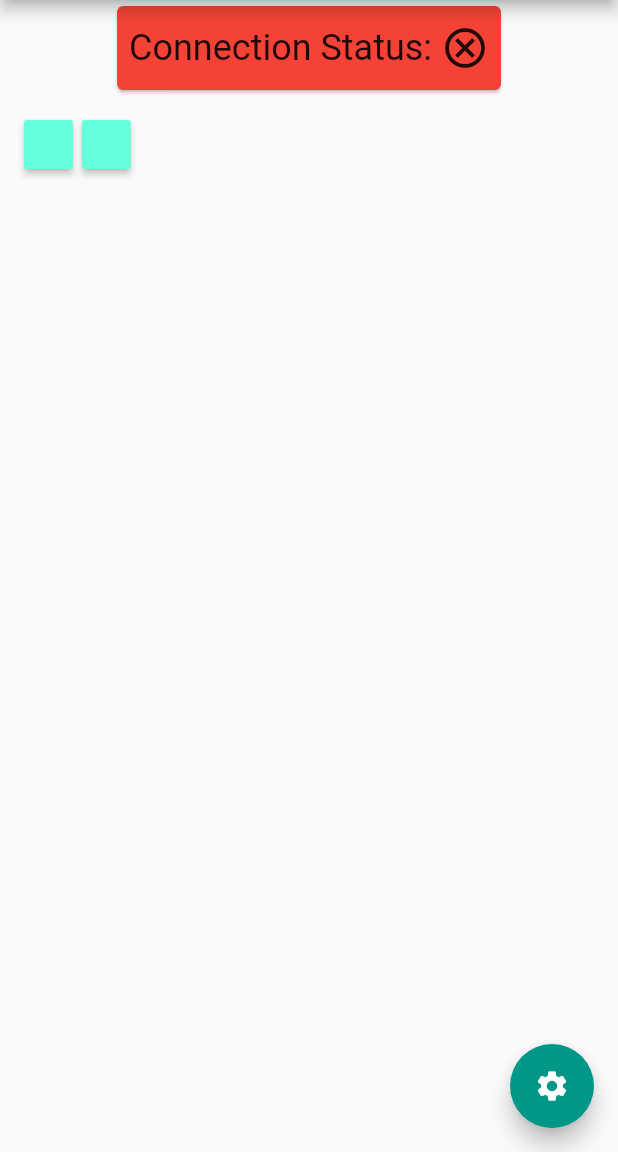
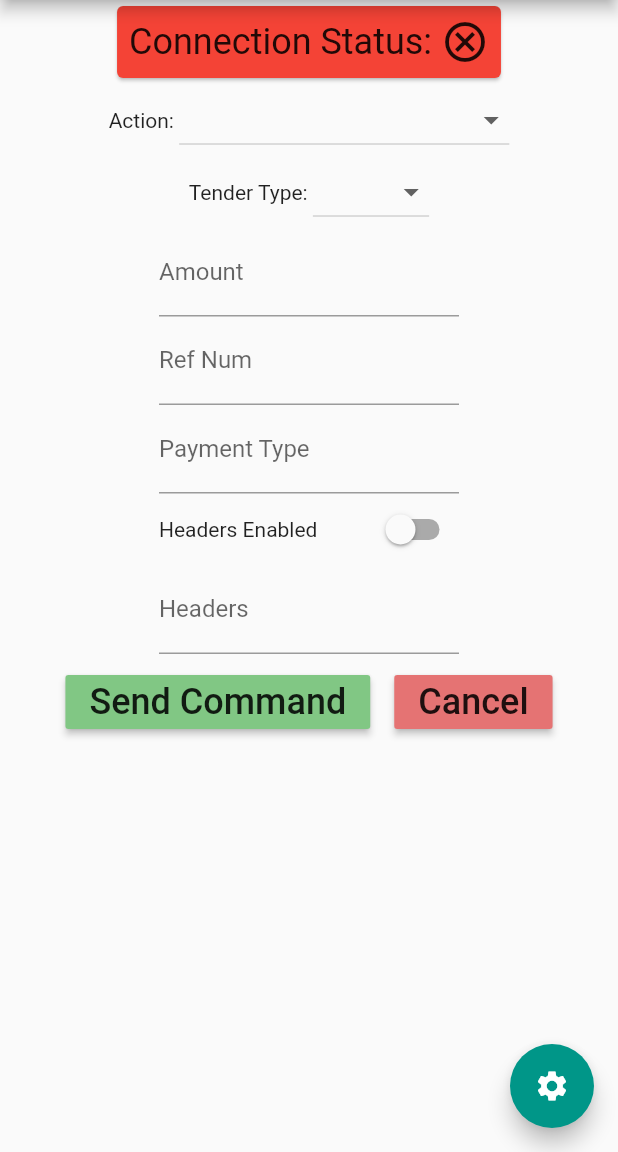
Before and after one commit to jordan-lumley/payments_runner, a Flutter app: the screen it shows after launch, on a phone screen of 412 x 824 dp, the part 84-1236 px from its top. Run offline on Flutter 3.47's test engine with Material 2 defaults, Android fonts, the phone set to English and light mode, and no system bars; missing offline and left inert: engine.

Commit message:
made runner more modular

```diff
--- a/lib/main.dart
+++ b/lib/main.dart
@@ -28,7 +28,7 @@ class MyHomePage extends StatefulWidget {
 class _MyHomePageState extends State<MyHomePage>
     with SingleTickerProviderStateMixin {
   TextEditingController _hostIpController =
-      TextEditingController(text: "192.168.100.81");
+      TextEditingController(text: "10.10.1.144");
 
   TextEditingController _hostPortController =
       TextEditingController(text: "53000");
@@ -48,6 +48,57 @@ class _MyHomePageState extends State<MyHomePage>
     super.dispose();
   }
 
+  List _actions = [
+    "SALE",
+    "REFUND",
+    "VOID",
+    "PRINT_RECEIPT",
+    "ISSUE_GIFT",
+    "INQUIRE_GIFT",
+    "UPDATE_RECEIPT_HEADER",
+    "CLOSE_BATCH"
+  ];
+
+  List _tenderTypes = ["CREDIT", "DEBIT", "GIFT", "EBT"];
+
+  String? _currentAction;
+  String? _currentTenderType;
+  Map? _currentExtData;
+  TextEditingController _amountController = TextEditingController();
+  TextEditingController _refNumController = TextEditingController();
+  TextEditingController _paymentTypeController = TextEditingController();
+  TextEditingController _headerController = TextEditingController();
+  bool _headersEnabled = false;
+  List _headerList = [];
+
+  _sendCommand() async {
+    var amount = "0";
+    if (_amountController.text != "") {
+      amount = _amountController.text;
+    }
+    _currentExtData = {
+      "amount": int.parse(amount),
+      "refNum": _refNumController.text,
+      "paymentType": _paymentTypeController.text,
+      "enabled": _headersEnabled,
+      "headers": [_headerController.text]
+    };
+    await SocketBroker(
+            host: _hostIpController.text,
+            port: int.parse(_hostPortController.text))
+        .connect(onError: (err) {
+      print(err);
+    }, whenConnected: (socket) async {
+      socket.writeJson(
+        {
+          "action": _currentAction,
+          "tenderType": _currentTenderType,
+          "extData": _currentExtData
+        },
+      );
+    });
+  }
+
   @override
   Widget build(BuildContext context) {
     return Scaffold(
@@ -56,9 +107,7 @@ class _MyHomePageState extends State<MyHomePage>
       ),
       body: Column(
         children: [
-          Expanded(
-            flex: 2,
-            child: Card(
+          Card(
             color: _isHostConfigured ? Colors.lightGreen : Colors.red,
             child: Padding(
               padding: const EdgeInsets.all(8.0),
@@ -84,62 +133,135 @@ class _MyHomePageState extends State<MyHomePage>
               ),
             ),
           ),
-          ),
-          Expanded(
-            flex: 22,
-            child: GridView.count(
-              crossAxisCount: 10,
-              padding: EdgeInsets.all(16),
-              crossAxisSpacing: 6,
+          Row(
+            mainAxisAlignment: MainAxisAlignment.center,
             children: [
-                MaterialButton(
-                  color: Colors.tealAccent,
-                  onPressed: () async {
-                    var pinPadSocket = SocketBroker.sockets.firstWhere(
-                      (element) => element.host == _hostIpController.text,
+              Text("Action: "),
+              DropdownButton(
+                value: _currentAction,
+                items: _actions.map((action) {
+                  return new DropdownMenuItem<String>(
+                    value: action,
+                    child: new Text(action,
+                        style: new TextStyle(color: Colors.black)),
                   );
-
-                    await pinPadSocket.connect(onError: (err) {
-                      print(err);
+                }).toList(),
+                onChanged: (String? val) {
                   setState(() {
-                        _isHostConfigured = false;
-                      });
-                    }, whenConnected: (socket) async {
-                      socket.writeJson({"": "asdf"});
+                    _currentAction = val;
                   });
                 },
+              ),
+            ],
+          ),
+          Row(
+            mainAxisAlignment: MainAxisAlignment.center,
+            children: [
+              Text("Tender Type: "),
+              DropdownButton(
+                value: _currentTenderType,
+                items: _tenderTypes.map((tenderType) {
+                  return new DropdownMenuItem<String>(
+                    value: tenderType,
+                    child: new Text(tenderType,
+                        style: new TextStyle(color: Colors.black)),
+                  );
+                }).toList(),
+                onChanged: (String? val) {
+                  setState(() {
+                    _currentTenderType = val;
+                  });
+                },
+              ),
+            ],
+          ),
+          SizedBox(
+              child: TextField(
+                controller: _amountController,
+                decoration: InputDecoration(
+                  labelText: 'Amount',
+                ),
+              ),
+              width: 200),
+          SizedBox(
+              child: TextField(
+                controller: _refNumController,
+                decoration: InputDecoration(
+                  labelText: 'Ref Num',
+                ),
+              ),
+              width: 200),
+          SizedBox(
+              child: TextField(
+                controller: _paymentTypeController,
+                decoration: InputDecoration(
+                  labelText: 'Payment Type',
+                ),
+              ),
+              width: 200),
+          SizedBox(
+              child: Row(
+                  mainAxisAlignment: MainAxisAlignment.spaceBetween,
+                  children: <Widget>[
+                    Text("Headers Enabled"),
+                    Switch(
+                        onChanged: (val) {
+                          setState(() {
+                            _headersEnabled = val;
+                          });
+                        },
+                        value: _headersEnabled)
+                  ]),
+              width: 200),
+          SizedBox(
+              child: TextField(
+                controller: _headerController,
+                decoration: InputDecoration(
+                  labelText: 'Headers',
+                ),
+              ),
+              width: 200),
+          Row(
+            mainAxisAlignment: MainAxisAlignment.center,
+            children: [
+              Padding(
+                padding: const EdgeInsets.all(8.0),
+                child: MaterialButton(
+                  color: Colors.green[300],
+                  onPressed: () async {
+                    await _sendCommand();
+                  },
                   child: Text(
-                    'Sale',
+                    'Send Command',
                     style: TextStyle(
                       fontSize: 24,
                     ),
                   ),
                 ),
-                MaterialButton(
-                  color: Colors.tealAccent,
+              ),
+              Padding(
+                padding: const EdgeInsets.all(8.0),
+                child: MaterialButton(
+                  color: Colors.red[300],
                   onPressed: () async {
-                    var pinPadSocket = SocketBroker.sockets.firstWhere(
-                      (element) => element.host == _hostIpController.text,
-                    );
-
-                    await pinPadSocket.connect(onError: (err) {
+                    await SocketBroker(
+                            host: _hostIpController.text,
+                            port: int.parse(_hostPortController.text))
+                        .connect(onError: (err) {
                       print(err);
-                      setState(() {
-                        _isHostConfigured = false;
-                      });
                     }, whenConnected: (socket) async {
-                      socket.writeJson({"": "asdf"});
+                      socket.writeJson({"action": "CANCEL"});
                     });
                   },
                   child: Text(
-                    'Refund',
+                    'Cancel',
                     style: TextStyle(
                       fontSize: 24,
                     ),
                   ),
                 ),
+              ),
             ],
-            ),
           ),
         ],
       ),
@@ -169,13 +291,14 @@ class _MyHomePageState extends State<MyHomePage>
                   TextButton(
                     child: Text('Save'),
                     onPressed: () async {
-                      SocketBroker.sockets.add(
-                        SocketObject(
+                      await SocketBroker(
                               host: _hostIpController.text,
-                          port: int.parse(_hostPortController.text),
-                        ),
-                      );
-
+                              port: int.parse(_hostPortController.text))
+                          .connect(onError: (err) {
+                        print(err);
+                      }, whenConnected: (socket) async {
+                        socket.writeJson({"action": ""});
+                      });
                       setState(() {
                         _isHostConfigured = true;
                       });
```
Lines whose indentation alone changed are shown as unchanged.
